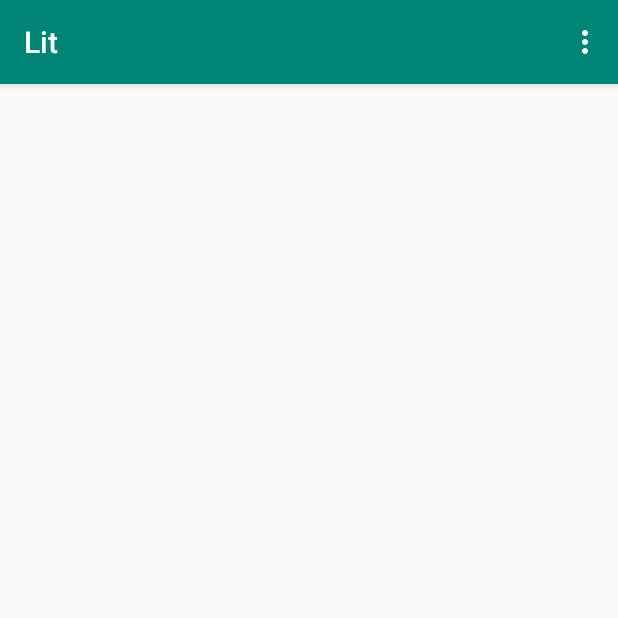
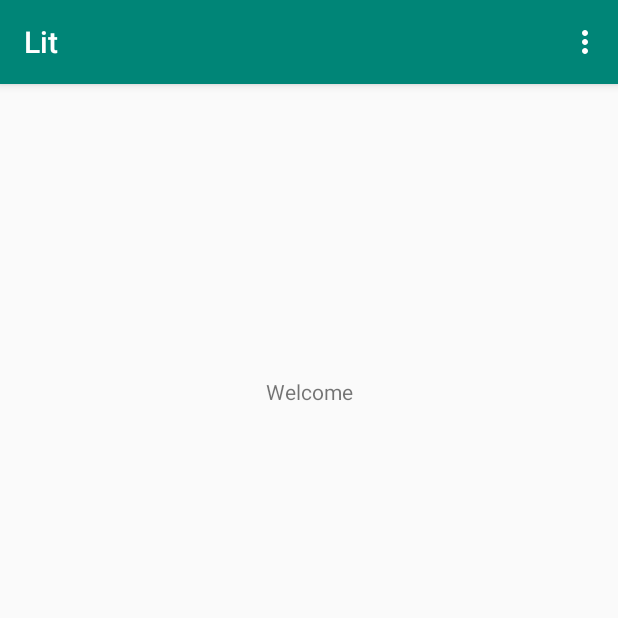
Before and after one commit to mr-dr/dojo, an Android app: the screen it shows after launch (AuthActivity), after a tap on an icon or button, on a phone screen of 412 x 824 dp, the top half of it. Run offline under Robolectric (Android 15) with nearby library versions, the phone set to English and light mode, and no system bars.

Commit message:
Added Welcome Note

```diff
--- a/app/src/main/java/com/dojo/lit/activity/LauncherActivity.kt
+++ b/app/src/main/java/com/dojo/lit/activity/LauncherActivity.kt
@@ -11,12 +11,16 @@ import kotlinx.android.synthetic.main.activity_main.*
 
 class LauncherActivity : BaseActivity() {
     private var tv: TextView? = null
+    private var welcomeTv: TextView? = null
 
     override fun onCreate(savedInstanceState: Bundle?) {
         super.onCreate(savedInstanceState)
         setContentView(R.layout.activity_main)
         tv = findViewById(R.id.tv)
+        welcomeTv = findViewById(R.id.welcome_note)
+
         tv?.text = "Launcher Screen\n" + tv?.text // fixme
+        welcomeTv?.text = getResources().getString(R.string.welcome1)
 
         tv?.setOnClickListener { view -> // temp impl
             val intent = Intent(this, AuthActivity::class.java)
--- a/app/src/main/java/com/dojo/lit/view/DraggableTextView.kt
+++ b/app/src/main/java/com/dojo/lit/view/DraggableTextView.kt
@@ -18,7 +18,7 @@ class DraggableTextView(context: Context?, attrs: AttributeSet?, val txt: String
     override fun setup() {
         text = txt
         apply { // move to Draggable interface
-            setOnClickListener {
+            setOnLongClickListener {
                 val cliptext = "This is clipData text"
                 val item = ClipData.Item(cliptext)
                 val mimeTypes = arrayOf(ClipDescription.MIMETYPE_TEXT_PLAIN)
--- a/app/src/main/res/layout/content_main.xml
+++ b/app/src/main/res/layout/content_main.xml
@@ -18,4 +18,14 @@
         app:layout_constraintRight_toRightOf="parent"
         app:layout_constraintTop_toTopOf="parent" />
 
+    <TextView
+        android:id="@+id/welcome_note"
+        android:layout_width="wrap_content"
+        android:layout_height="wrap_content"
+        android:text="@string/welcome"
+        app:layout_constraintBottom_toBottomOf="@+id/tv"
+        app:layout_constraintLeft_toLeftOf="parent"
+        app:layout_constraintRight_toRightOf="parent"
+        app:layout_constraintTop_toTopOf="parent" />
+
 </androidx.constraintlayout.widget.ConstraintLayout>
--- a/app/src/main/res/layout/fragment_play_lit.xml
+++ b/app/src/main/res/layout/fragment_play_lit.xml
@@ -119,6 +119,7 @@
         app:olSheet="true"
         app:olSheetCornerRadius="@dimen/standard_corner_radius"
         app:olSheetColor="@color/your_turn"
+        android:textColor="@color/txt_inverted"
         app:layout_constraintTop_toTopOf="@id/table_vert_center"
         app:layout_constraintBottom_toBottomOf="@id/table_vert_center"
         app:layout_constraintStart_toStartOf="parent"
--- a/app/src/main/res/values/strings.xml
+++ b/app/src/main/res/values/strings.xml
@@ -103,4 +103,6 @@
     <string name="your_player_no">Your player no.</string>
     <string name="please_fill_all_fields">*Please fill all fields</string>
     <string name="images_of_cards">Images of Cards</string>
+    <string name="welcome">Welcome</string>
+    <string name="welcome1">Aa gaye muh utha ke</string>
 </resources>
```
